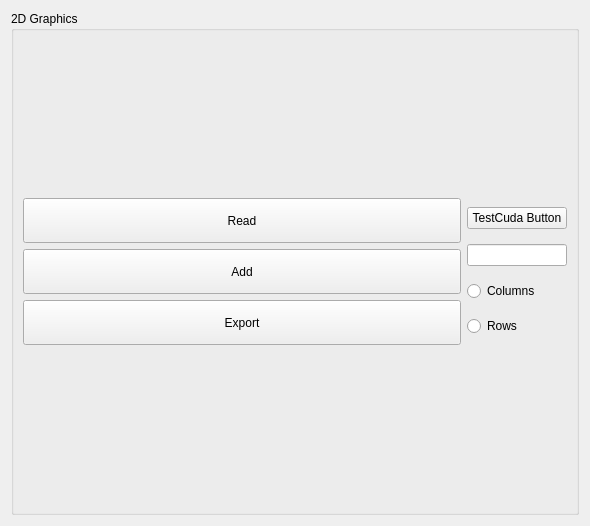
zuban/VisualizationQt, file form.ui: the form before one commit.
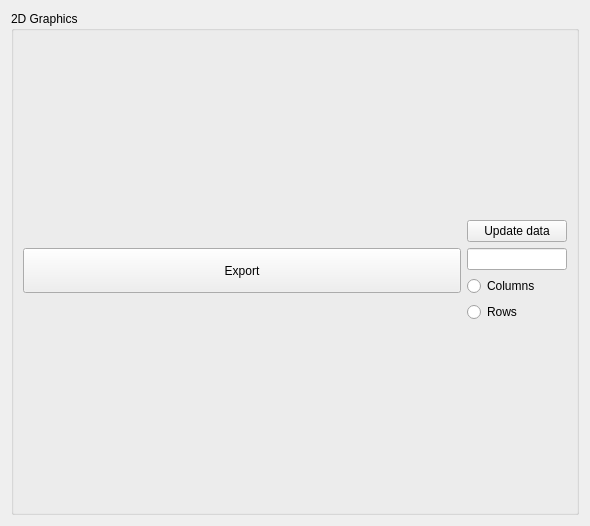
The form after the commit.

Patch:
```diff
--- a/form.ui
+++ b/form.ui
@@ -24,32 +24,6 @@
        <layout class="QHBoxLayout" name="horizontalLayout">
         <item>
          <layout class="QVBoxLayout" name="verticalLayout">
-          <item>
-           <widget class="QPushButton" name="read_pushButton">
-            <property name="minimumSize">
-             <size>
-              <width>60</width>
-              <height>45</height>
-             </size>
-            </property>
-            <property name="text">
-             <string>Read</string>
-            </property>
-           </widget>
-          </item>
-          <item>
-           <widget class="QPushButton" name="add_pushButton">
-            <property name="minimumSize">
-             <size>
-              <width>60</width>
-              <height>45</height>
-             </size>
-            </property>
-            <property name="text">
-             <string>Add</string>
-            </property>
-           </widget>
-          </item>
           <item>
            <widget class="QPushButton" name="export_pushButton">
             <property name="minimumSize">
@@ -76,7 +50,7 @@
              </size>
             </property>
             <property name="text">
-             <string>TestCuda Button</string>
+             <string>Update data</string>
             </property>
            </widget>
           </item>
```
